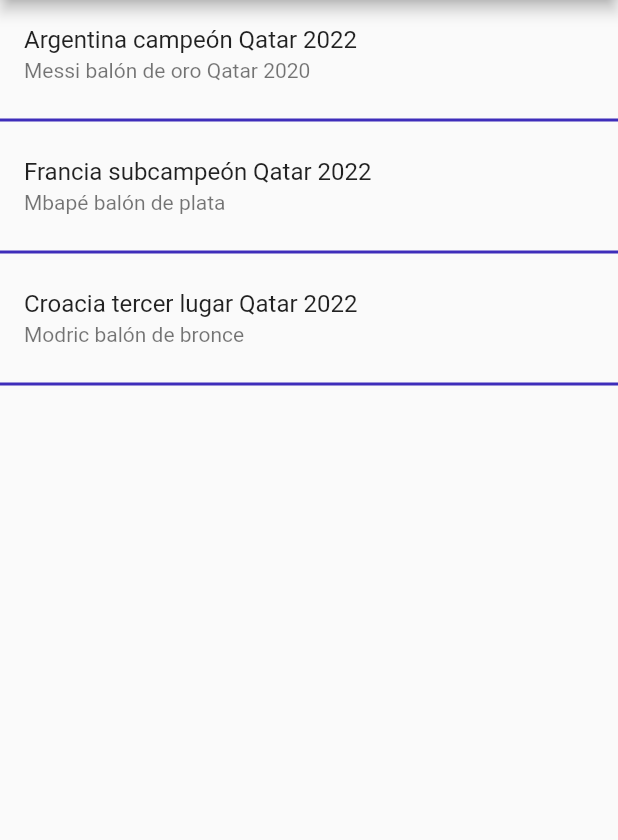
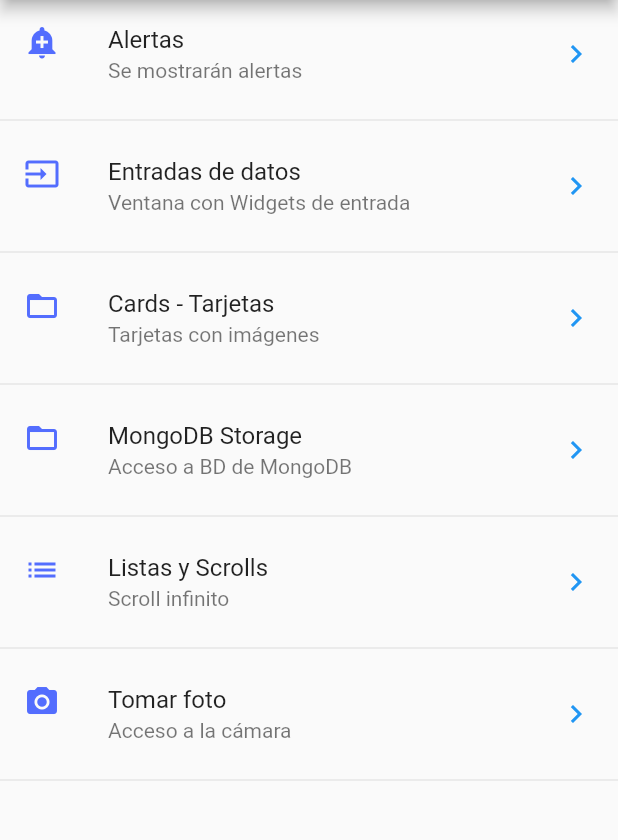
Before and after one commit to Aldusseven/componentes, a Flutter app: the screen it shows after launch, on a phone screen of 412 x 824 dp, the part 84-924 px from its top. Run offline on Flutter 3.47's test engine with Material 2 defaults, Android fonts, the phone set to English and light mode, and no system bars.

```diff
--- /dev/null
+++ b/data/menu_opciones.json
@@ -0,0 +1,44 @@
+{
+"nombreApp" : "Componentes 5a",
+"iconApp"   :"icon",
+"rutas" : [
+    {
+        "ruta" : "alert",
+        "icon" : "add_alert",
+        "texto": "Alertas",
+        "texto2":"Se mostrarán alertas"
+    },
+    {
+        "ruta" : "inputs",
+        "icon" : "input",
+        "texto": "Entradas de datos",
+        "texto2":"Ventana con Widgets de entrada"
+    },
+    {
+        "ruta" : "card",
+        "icon" : "folder_open",
+        "texto": "Cards - Tarjetas",
+        "texto2":"Tarjetas con imágenes"
+    },
+    {
+        "ruta" : "mongodb",
+        "icon" : "add_data",
+        "texto": "MongoDB Storage",
+        "texto2":"Acceso a BD de MongoDB"
+    },
+    {
+        "ruta" : "list",
+        "icon" : "list",
+        "texto": "Listas y Scrolls",
+        "texto2":"Scroll infinito"
+    },
+    {
+        "ruta" : "camara",
+        "icon" : "camera",
+        "texto": "Tomar foto",
+        "texto2":"Acceso a la cámara"
+    }
+
+]
+
+}
--- a/lib/main.dart
+++ b/lib/main.dart
@@ -1,3 +1,4 @@
+import 'package:componentes/ui/screens/alerts_screen.dart';
 import 'package:componentes/ui/screens/home_page_temp.dart';
 import 'package:flutter/material.dart';
 
@@ -8,10 +9,21 @@ class MyApp extends StatelessWidget {
 
   @override
   Widget build(BuildContext context) {
-    return const MaterialApp(
+    return MaterialApp(
       title: 'App Componentes',
       debugShowCheckedModeBanner: false,
-      home: HomePageTemp(),
+      //home: HomePageTemp(),
+      initialRoute: '/',
+      routes: <String, WidgetBuilder>{
+        '/': (BuildContext context) => const HomePageTemp(),
+        'alert':(BuildContext context) => const AlertsScreen(),
+      },
+      onGenerateRoute: (RouteSettings settings) {
+        print('Ruta llamada: ${settings.name}');
+        return MaterialPageRoute(
+          builder: (BuildContext context) => const AlertsScreen());
+
+      }
     );
   }
 }
--- a/lib/ui/screens/home_page_temp.dart
+++ b/lib/ui/screens/home_page_temp.dart
@@ -1,6 +1,11 @@
+import 'package:componentes/providers/menu_provider.dart';
+import 'package:componentes/ui/screens/alerts_screen.dart';
+import 'package:componentes/utils/icons_mapping.dart';
 import 'package:flutter/material.dart';
 
 class HomePageTemp extends StatelessWidget {
+
+
   const HomePageTemp({super.key});
 
   @override
@@ -9,34 +14,86 @@ class HomePageTemp extends StatelessWidget {
       appBar: AppBar(
         title: const Text('Componentes de Flutter'),
       ),
-      body: ListView(
-        children: const [
-          ListTile(
-            title: Text('Argentina campeón Qatar 2022'),
-            subtitle: Text('Messi balón de oro Qatar 2020'),
-          ),
-          Divider(
-            thickness: 2.0,
-            color: Color.fromARGB(255, 62, 45, 186),
-          ),
-          ListTile(
-            title: Text('Francia subcampeón Qatar 2022'),
-            subtitle: Text('Mbapé balón de plata'),
-          ),
-          Divider(
-            thickness: 2.0,
-            color: Color.fromARGB(255, 62, 45, 186),
-            ),
-            ListTile(
-            title: Text('Croacia tercer lugar Qatar 2022'),
-            subtitle: Text('Modric balón de bronce'),
-          ),
-            Divider(
-            thickness: 2.0,
-            color: Color.fromARGB(255, 62, 45, 186),
-        ),
-        ],
-      ),
+      body: _lista(),
     );
   }
 }
+
+Widget _lista() {
+  //Recuperación de datos del archivo jason
+  //print(menuProvider.opciones);
+  // menuProvider.loadData().then((opciones) {
+  //   print('_lista');
+  //   print(opciones);
+
+  // });
+  // return  ListView(
+  //       children: _listaItems(),
+  // );
+  return FutureBuilder(
+    future: menuProvider.loadData(), //Indicando lo que queremos esperar
+    initialData: const [],
+    builder: (BuildContext context, AsyncSnapshot<List<dynamic>> snapshot) {
+      print('builder: ');
+      print(snapshot.data);
+      return ListView(
+        children: _listaItems(snapshot.data as List<dynamic>, context),
+      );
+    },
+    );
+}
+
+List<Widget> _listaItems(List<dynamic> data, BuildContext context) {
+  final List<Widget> opciones = [];
+  IconMapping iconMap = const IconMapping();
+
+  data.forEach((opt) {
+    final tile = ListTile(
+      title: Text(opt['texto']),
+      leading: iconMap.getIcon(opt['icon']),
+        trailing: const Icon(
+          Icons.keyboard_arrow_right,
+          color: Colors.blue,
+        ),
+        subtitle: Text(opt['texto2']),
+        onTap: () {
+          // final route  = MaterialPageRoute(builder: (context) {
+          //   return const AlertScreen();
+          // }); //manda a la página que indica la lista de componentes
+          Navigator.pushNamed(context, opt['ruta']);
+          Navigator.pushNamed(context, opt['ruta']);
+          //Navigator.push(context, route);
+        },
+    );
+    opciones
+    ..add(tile)
+    ..add(const Divider());
+  });
+  return opciones;
+  // return const [
+  //         ListTile(
+  //           title: Text('Argentina campeón Qatar 2022'),
+  //           subtitle: Text('Messi balón de oro Qatar 2020'),
+  //         ),
+  //         Divider(
+  //           thickness: 3.0,
+  //           color: Color.fromARGB(255, 62, 45, 186),
+  //         ),
+  //         ListTile(
+  //           title: Text('Francia subcampeón Qatar 2022'),
+  //           subtitle: Text('Mbapé balón de plata Qatar 2022'),
+  //         ),
+  //         Divider(
+  //           thickness: 3.0,
+  //           color: Color.fromARGB(255, 62, 45, 186),
+  //           ),
+  //           ListTile(
+  //           title: Text('Croacia tercer lugar Qatar 2022'),
+  //           subtitle: Text('Modric balón de bronce Qatar 2022'),
+  //         ),
+  //           Divider(
+  //           thickness: 3.0,
+  //           color: Color.fromARGB(255, 62, 45, 186),
+  //         ),
+  //       ];
+}
--- a/pubspec.yaml
+++ b/pubspec.yaml
@@ -17,3 +17,5 @@ dev_dependencies:
 
 flutter:
   uses-material-design: true
+  assets:
+    - data/menu_opciones.json
```
Also changed, not shown: lib/providers/menu_provider.dart (added, +29 -0 lines), lib/ui/screens/alerts_screen.dart (added, +61 -0 lines), lib/ui/screens/inputs_screen.dart (added, +12 -0 lines), lib/utils/icons_mapping.dart (added, +24 -0 lines).
